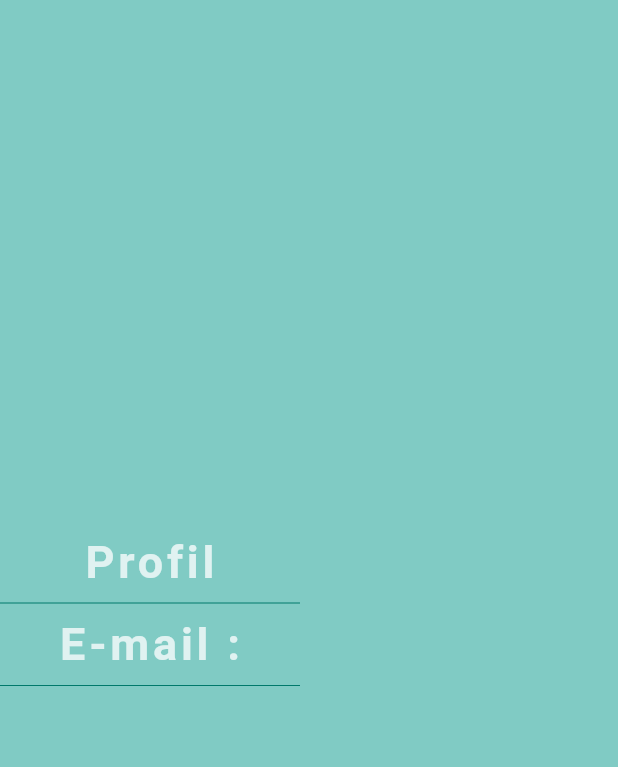
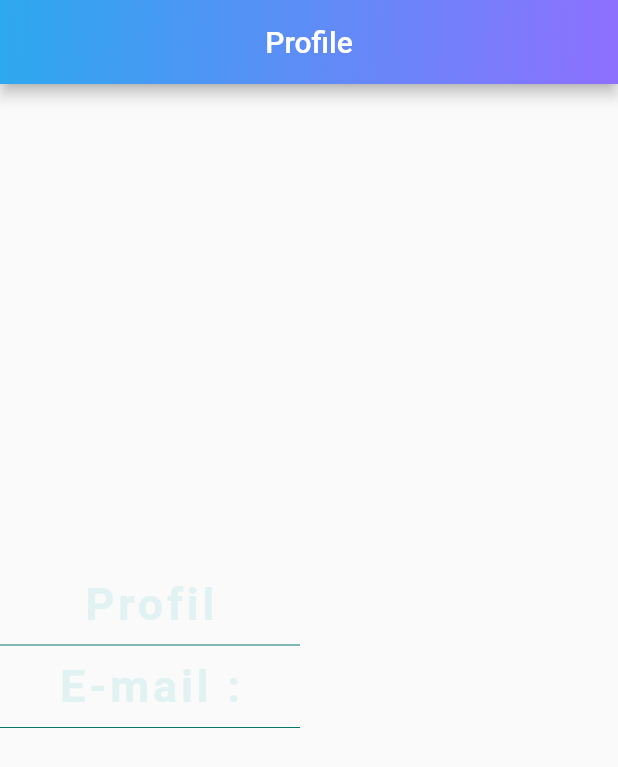
Before and after one commit to CamilleJullien/ceihm, a Flutter app: the Profile screen opened directly, on a phone screen of 412 x 824 dp. Shown: the top 767 px of the screen. Run offline on Flutter 3.47's test engine with Material 2 defaults, Android fonts, the light colour scheme and no system bars; our stand-ins replace font_awesome_flutter; Roboto replaces fonts that are missing (Source Sans Pro).

Commit message:
#2 debut profile #2 suite profile

```diff
--- a/lib/main.dart
+++ b/lib/main.dart
@@ -1,7 +1,9 @@
 import 'package:flutter/material.dart';
+import 'goals/goals.dart';
 import 'synthesis.dart';
 import 'package:ceihm/goals/goals.dart';
 import 'profile.dart';
+import 'synthesis.dart';
 import 'synthesis.dart';
 
 void main() => runApp(MyApp());
@@ -16,7 +18,7 @@ class MyApp extends StatelessWidget {
       theme: ThemeData(
         primarySwatch: Colors.blue,
       ),
-      home: Synthesis(),
+      home: Profile(),
       //home: MyHomePage(title: 'Flutter Demo Home Page'),
     );
   }
--- a/lib/profile.dart
+++ b/lib/profile.dart
@@ -32,7 +32,23 @@ class _ProfileState extends State<Profile>{
   @override
   Widget build(BuildContext context) {
     return Scaffold(
+        appBar: AppBar(
+          centerTitle: true,
+          title: Text('Profile'),
+          flexibleSpace: Container(
+          decoration: BoxDecoration(
+          gradient: LinearGradient(
+          begin: Alignment.centerRight,
+          end: Alignment(-1.0, -1.0),
+          colors: <Color>[
+          Color(0xff8d70fe),
+          Color(0xff2da9ef)
+          ])
+          ),
+          ),
+        ),
       body: SafeArea(
+
         child: Column(
           mainAxisAlignment: MainAxisAlignment.center,
           children: <Widget>[
@@ -78,7 +94,6 @@ class _ProfileState extends State<Profile>{
           ],
         ),
       ),
-      backgroundColor: Colors.teal[200],
     );
   }
 }
```
